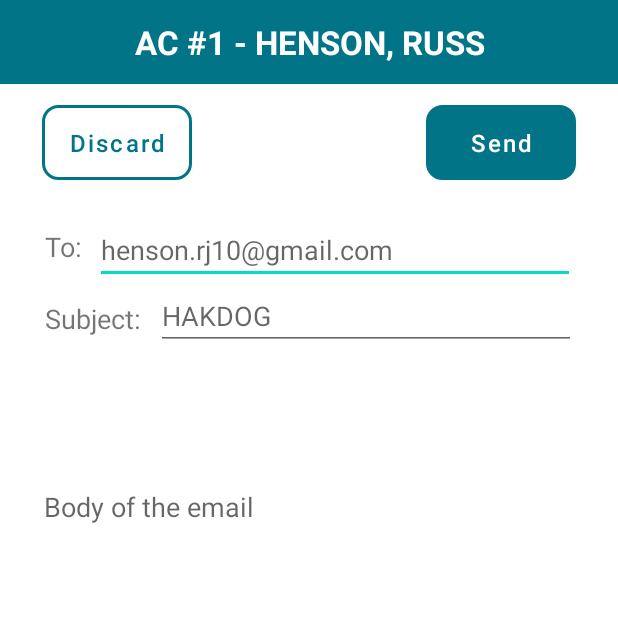
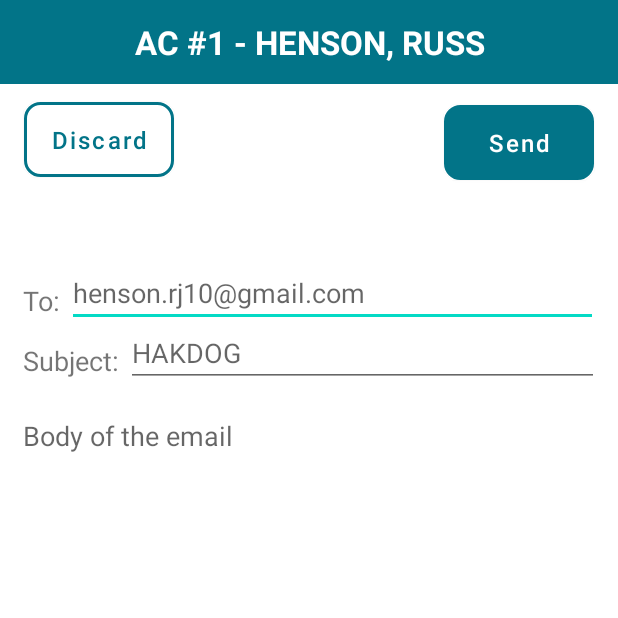
Before and after one commit to russhenson/AndroidChallenge1, an Android app: the NewEmailActivity screen opened directly, with no data from a screen before it, on a phone screen of 412 x 824 dp, the top half of it. Run offline under Robolectric (Android 15) with nearby library versions, the phone set to English and light mode, and no system bars.

Commit message:
layout updated

```diff
--- a/app/src/main/res/layout/activity_new_email.xml
+++ b/app/src/main/res/layout/activity_new_email.xml
@@ -1,8 +1,7 @@
 <?xml version="1.0" encoding="utf-8"?>
-<androidx.constraintlayout.widget.ConstraintLayout
-    xmlns:android="http://schemas.android.com/apk/res/android"
+<androidx.constraintlayout.widget.ConstraintLayout xmlns:android="http://schemas.android.com/apk/res/android"
+    xmlns:app="http://schemas.android.com/apk/res-auto"
     xmlns:tools="http://schemas.android.com/tools"
-    xmlns:app="http://schemas.android.com/apk/res-auto"
     android:layout_width="match_parent"
     android:layout_height="match_parent"
     tools:context=".NewEmailActivity">
@@ -27,8 +26,8 @@
       android:id="@+id/discardBtn"
       android:layout_width="100dp"
       android:layout_height="50dp"
-      android:layout_marginLeft="28dp"
-      android:layout_marginTop="14dp"
+      android:layout_marginLeft="16dp"
+      android:layout_marginTop="12dp"
       android:background="@drawable/button_border"
       android:paddingLeft="0dp"
       android:paddingTop="0dp"
@@ -50,7 +49,7 @@
       android:layout_width="100dp"
       android:layout_height="50dp"
       android:layout_marginTop="14dp"
-      android:layout_marginRight="28dp"
+      android:layout_marginRight="16dp"
       android:background="@drawable/button_color"
       android:paddingLeft="0dp"
       android:paddingTop="0dp"
@@ -66,69 +65,73 @@
       app:layout_constraintStart_toStartOf="parent"
       app:layout_constraintTop_toBottomOf="@+id/actionBar" />
 
+  <LinearLayout
+      android:layout_width="match_parent"
+      android:layout_height="600dp"
+      android:layout_marginTop="75dp"
+      android:orientation="vertical"
+      app:layout_constraintBottom_toBottomOf="parent"
+      app:layout_constraintEnd_toEndOf="parent"
+      app:layout_constraintStart_toStartOf="parent"
+      app:layout_constraintTop_toBottomOf="@+id/actionBar"
+      android:paddingLeft="15dp"
+      android:paddingRight="15dp">
+
+    <LinearLayout
+        android:layout_width="match_parent"
+        android:layout_height="40dp"
+        android:orientation="horizontal">
+
       <TextView
           android:id="@+id/toTv"
           android:layout_width="wrap_content"
           android:layout_height="wrap_content"
-      android:layout_marginTop="96dp"
           android:text="To: "
-      android:textSize="18sp"
-      app:layout_constraintEnd_toEndOf="parent"
-      app:layout_constraintHorizontal_bias="0.079"
-      app:layout_constraintStart_toStartOf="parent"
-      app:layout_constraintTop_toBottomOf="@+id/actionBar" />
+          android:textSize="18sp" />
 
       <EditText
           android:id="@+id/toEt"
-      android:layout_width="320dp"
+          android:layout_width="354dp"
           android:layout_height="wrap_content"
-      android:layout_marginTop="88dp"
           android:ems="10"
           android:hint="henson.rj10@gmail.com"
           android:inputType="textPersonName"
-      app:layout_constraintEnd_toEndOf="parent"
-      app:layout_constraintHorizontal_bias="0.125"
-      app:layout_constraintStart_toEndOf="@+id/toTv"
-      app:layout_constraintTop_toBottomOf="@+id/actionBar" />
+          android:textColor="#000000" />
+    </LinearLayout>
+
+    <LinearLayout
+        android:layout_width="match_parent"
+        android:layout_height="40dp"
+        android:orientation="horizontal">
 
       <TextView
           android:id="@+id/subjectTv"
           android:layout_width="wrap_content"
           android:layout_height="wrap_content"
-      android:layout_marginTop="144dp"
           android:text="Subject: "
-      android:textSize="18sp"
-      app:layout_constraintEnd_toEndOf="parent"
-      app:layout_constraintHorizontal_bias="0.087"
-      app:layout_constraintStart_toStartOf="parent"
-      app:layout_constraintTop_toBottomOf="@+id/actionBar" />
+          android:textSize="18sp" />
 
       <EditText
           android:id="@+id/subjectEt"
-      android:layout_width="280dp"
+          android:layout_width="315dp"
           android:layout_height="wrap_content"
-      android:layout_marginTop="132dp"
           android:ems="10"
           android:hint="HAKDOG"
           android:inputType="textPersonName"
-      app:layout_constraintEnd_toEndOf="parent"
-      app:layout_constraintHorizontal_bias="0.151"
-      app:layout_constraintStart_toEndOf="@+id/subjectTv"
-      app:layout_constraintTop_toBottomOf="@+id/actionBar" />
+          android:textColor="#000000" />
+
+    </LinearLayout>
 
     <EditText
         android:id="@+id/emailBodyEt"
-      android:layout_width="353dp"
+        android:layout_width="383dp"
         android:layout_height="450dp"
+        android:layout_marginTop="20dp"
         android:background="@null"
         android:ems="10"
         android:gravity="top"
         android:hint="Body of the email"
-      android:inputType="textPersonName"
-      app:layout_constraintBottom_toBottomOf="parent"
-      app:layout_constraintEnd_toEndOf="parent"
-      app:layout_constraintStart_toStartOf="parent"
-      app:layout_constraintTop_toBottomOf="@+id/actionBar"
-      app:layout_constraintVertical_bias="0.848" />
+        android:inputType="textPersonName" />
+  </LinearLayout>
 
 </androidx.constraintlayout.widget.ConstraintLayout>
--- a/app/src/main/res/layout/email_layout.xml
+++ b/app/src/main/res/layout/email_layout.xml
@@ -1,7 +1,7 @@
 <?xml version="1.0" encoding="utf-8"?>
 <LinearLayout xmlns:android="http://schemas.android.com/apk/res/android"
     android:layout_width="match_parent"
-    android:layout_height="110dp"
+    android:layout_height="120dp"
     android:paddingLeft="15dp"
     android:paddingRight="15dp"
     android:orientation="vertical">
@@ -60,7 +60,7 @@
     <TextView
         android:id="@+id/sentEmailBodyTv"
         android:layout_width="match_parent"
-        android:layout_height="wrap_content"
+        android:layout_height="55dp"
         android:layout_weight="1"
         android:maxLines="2"
         android:text="Body of the email with only two line shown. dgbvasfg haosuihfafhiasofiasohfioashfshfasiofhiashfioafhaisofhaioshfiaso"
```
Lines whose indentation alone changed are shown as unchanged.
